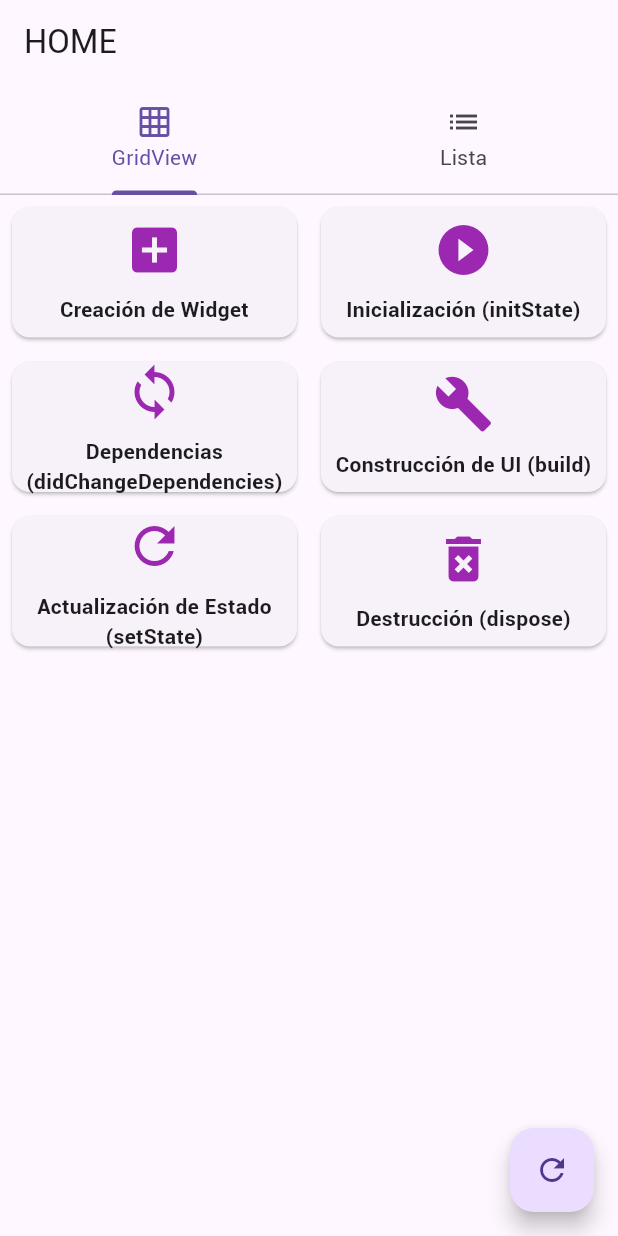
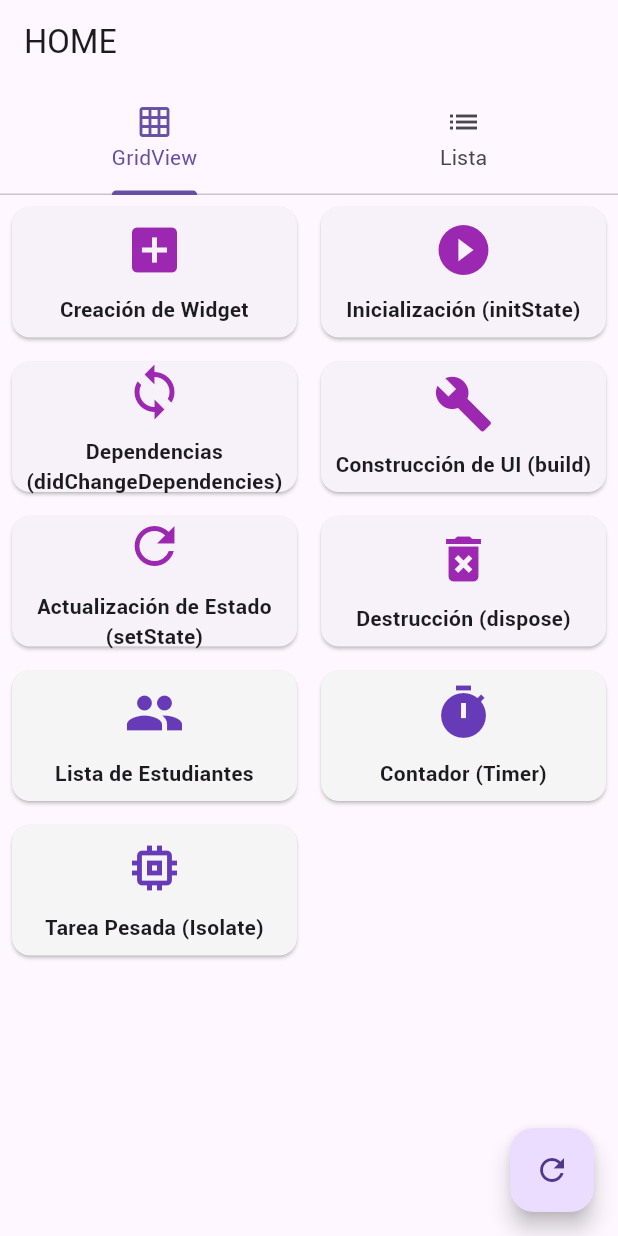
Before and after one commit to branr9/tallerwitget, a Flutter app: the screen it shows after launch, on a phone screen of 412 x 824 dp. Run offline on Flutter 3.47's test engine with Material 3 defaults, Android fonts, the phone set to English and light mode, and no system bars; our stand-ins replace go_router.

Commit message:
se crean las tres pantallas de talle
se crea pantalla student list tarea pesada y contador

```diff
--- a/lib/router.dart
+++ b/lib/router.dart
@@ -2,13 +2,18 @@ import 'package:flutter/material.dart';
 import 'package:go_router/go_router.dart';
 import 'screens/home_screen.dart';
 import 'screens/detail_screen.dart';
+import 'screens/student_list_screen.dart';
+import 'screens/counter_screen.dart';
+import 'screens/heavy_task_screen.dart';
 
 final GoRouter router = GoRouter(
   routes: [
+    // Ruta principal
     GoRoute(
       path: '/',
       builder: (context, state) => HomeScreen(),
     ),
+    // Ruta con parámetro
     GoRoute(
       path: '/detail/:message',
       builder: (context, state) {
@@ -16,5 +21,20 @@ final GoRouter router = GoRouter(
         return DetailScreen(message: message);
       },
     ),
+    // Lista de estudiantes (Future)
+    GoRoute(
+      path: '/students',
+      builder: (context, state) => StudentListScreen(),
+    ),
+    // Contador con Timer
+    GoRoute(
+      path: '/counter',
+      builder: (context, state) => CounterScreen(),
+    ),
+    // Tarea pesada con Isolate
+    GoRoute(
+      path: '/heavy-task',
+      builder: (context, state) => HeavyTaskScreen(),
+    ),
   ],
 );
--- a/lib/screens/home_screen.dart
+++ b/lib/screens/home_screen.dart
@@ -21,30 +21,50 @@ class _HomeScreenState extends State<HomeScreen> with SingleTickerProviderStateM
 
   // Lista de iconos representativos para cada proceso
   List<IconData> lifecycleIcons = [
-    Icons.add_box, // Creación de Widget
-    Icons.play_circle_fill, // initState
-    Icons.sync, // didChangeDependencies
-    Icons.build, // build
-    Icons.refresh, // setState
-    Icons.delete_forever, // dispose
+    Icons.add_box,
+    Icons.play_circle_fill,
+    Icons.sync,
+    Icons.build,
+    Icons.refresh,
+    Icons.delete_forever,
+  ];
+
+  // NUEVAS FUNCIONALIDADES DEL TALLER
+  List<String> featureTitles = [
+    "Lista de Estudiantes",
+    "Contador (Timer)",
+    "Tarea Pesada (Isolate)",
+  ];
+
+  List<IconData> featureIcons = [
+    Icons.people,
+    Icons.timer,
+    Icons.memory,
+  ];
+
+  List<String> featureRoutes = [
+    "/students",
+    "/counter",
+    "/heavy-task",
   ];
 
   @override
   void initState() {
     super.initState();
-    print("initState ejecutado"); // Se ejecuta al crear el widget
+    print("initState ejecutado");
     _tabController = TabController(length: 2, vsync: this);
   }
 
   @override
   void didChangeDependencies() {
     super.didChangeDependencies();
-    print("didChangeDependencies ejecutado"); // Se ejecuta cuando cambian dependencias
+    print("didChangeDependencies ejecutado");
   }
 
   @override
   Widget build(BuildContext context) {
-    print("build ejecutado"); // Se ejecuta cada vez que se reconstruye la UI
+    print("build ejecutado");
+
     return Scaffold(
       appBar: AppBar(
         title: Text("HOME"),
@@ -59,19 +79,22 @@ class _HomeScreenState extends State<HomeScreen> with SingleTickerProviderStateM
       body: TabBarView(
         controller: _tabController,
         children: [
+          // GRIDVIEW
           GridView.builder(
             gridDelegate: SliverGridDelegateWithFixedCrossAxisCount(
               crossAxisCount: 2,
               childAspectRatio: 2,
             ),
-            itemCount: lifecycleSteps.length,
+            itemCount: lifecycleSteps.length + featureTitles.length,
             itemBuilder: (context, index) {
+              if (index < lifecycleSteps.length) {
+                // Tarjetas del ciclo de vida
                 return Card(
                   margin: EdgeInsets.all(8),
                   child: Column(
                     mainAxisAlignment: MainAxisAlignment.center,
                     children: [
-                    Icon(lifecycleIcons[index], size: 40, color: Colors.purple), // Ícono representativo
+                      Icon(lifecycleIcons[index], size: 40, color: Colors.purple),
                       SizedBox(height: 10),
                       Text(
                         lifecycleSteps[index],
@@ -81,13 +104,40 @@ class _HomeScreenState extends State<HomeScreen> with SingleTickerProviderStateM
                     ],
                   ),
                 );
+              } else {
+                // Tarjetas de funcionalidades del taller
+                final featureIndex = index - lifecycleSteps.length;
+                return GestureDetector(
+                  onTap: () {
+                    context.go(featureRoutes[featureIndex]);
+                  },
+                  child: Card(
+                    color: Colors.grey.shade100,
+                    margin: EdgeInsets.all(8),
+                    child: Column(
+                      mainAxisAlignment: MainAxisAlignment.center,
+                      children: [
+                        Icon(featureIcons[featureIndex], size: 40, color: Colors.deepPurple),
+                        SizedBox(height: 10),
+                        Text(
+                          featureTitles[featureIndex],
+                          textAlign: TextAlign.center,
+                          style: TextStyle(fontWeight: FontWeight.bold),
+                        ),
+                      ],
+                    ),
+                  ),
+                );
+              }
             },
           ),
+
+          // LISTVIEW (detalle de ciclo de vida)
           ListView.builder(
             itemCount: lifecycleSteps.length,
             itemBuilder: (context, index) {
               return ListTile(
-                leading: Icon(lifecycleIcons[index], color: Colors.purple), // Ícono representativo
+                leading: Icon(lifecycleIcons[index], color: Colors.purple),
                 title: Text(lifecycleSteps[index]),
                 onTap: () {
                   context.go('/detail/${lifecycleSteps[index]}');
@@ -100,7 +150,7 @@ class _HomeScreenState extends State<HomeScreen> with SingleTickerProviderStateM
       floatingActionButton: FloatingActionButton(
         onPressed: () {
           setState(() {
-            print("setState ejecutado"); // Se ejecuta cuando hay un cambio en el estado
+            print("setState ejecutado");
           });
         },
         child: Icon(Icons.refresh),
@@ -111,7 +161,7 @@ class _HomeScreenState extends State<HomeScreen> with SingleTickerProviderStateM
   @override
   void dispose() {
     _tabController.dispose();
-    print("dispose ejecutado"); // Se ejecuta al destruir el widget
+    print("dispose ejecutado");
     super.dispose();
   }
 }
```
Also changed, not shown: lib/screens/counter_screen.dart (added, +61 -0 lines), lib/screens/heavy_task_screen.dart (added, +52 -0 lines), lib/screens/student_list_screen.dart (added, +46 -0 lines). Lines whose indentation alone changed are shown as unchanged.
